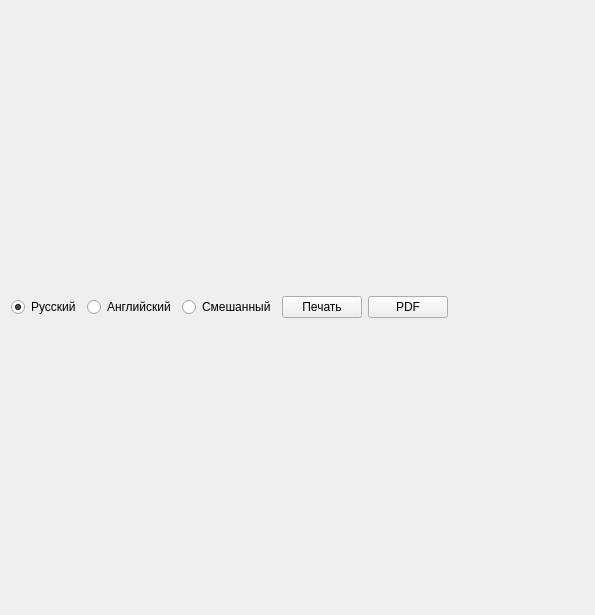
Before: the Qt Designer form reader.ui in Sergeyego/el_sert, drawn with Qt 5.
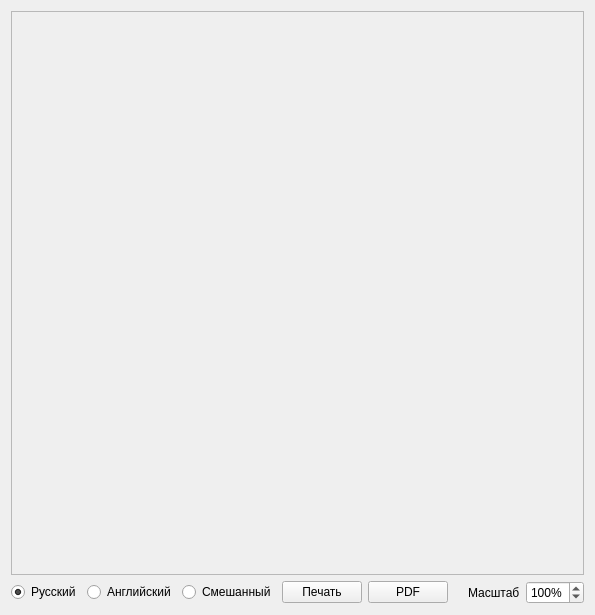
After: the same form once the commit is applied.

```diff
--- a/reader.ui
+++ b/reader.ui
@@ -15,7 +15,30 @@
   </property>
   <layout class="QVBoxLayout" name="verticalLayout">
    <item>
-    <layout class="QVBoxLayout" name="verticalLayoutView"/>
+    <widget class="QScrollArea" name="scrollArea">
+     <property name="widgetResizable">
+      <bool>true</bool>
+     </property>
+     <widget class="QWidget" name="scrollAreaWidgetContents">
+      <property name="geometry">
+       <rect>
+        <x>0</x>
+        <y>0</y>
+        <width>575</width>
+        <height>561</height>
+       </rect>
+      </property>
+      <layout class="QVBoxLayout" name="verticalLayout_2">
+       <item>
+        <widget class="QLabel" name="label">
+         <property name="text">
+          <string/>
+         </property>
+        </widget>
+       </item>
+      </layout>
+     </widget>
+    </widget>
    </item>
    <item>
     <layout class="QHBoxLayout" name="horizontalLayout">
@@ -70,6 +93,29 @@
        </property>
       </spacer>
      </item>
+     <item>
+      <widget class="QLabel" name="label_2">
+       <property name="text">
+        <string>Масштаб</string>
+       </property>
+      </widget>
+     </item>
+     <item>
+      <widget class="QSpinBox" name="spinBoxScale">
+       <property name="suffix">
+        <string>%</string>
+       </property>
+       <property name="minimum">
+        <number>50</number>
+       </property>
+       <property name="maximum">
+        <number>300</number>
+       </property>
+       <property name="value">
+        <number>100</number>
+       </property>
+      </widget>
+     </item>
     </layout>
    </item>
   </layout>
```
